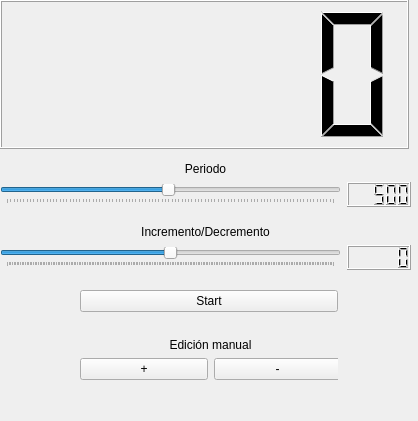
Old version of the form ejemplo1/counterDlg.ui in the repository alfiTH/Robotica_grupo_7.
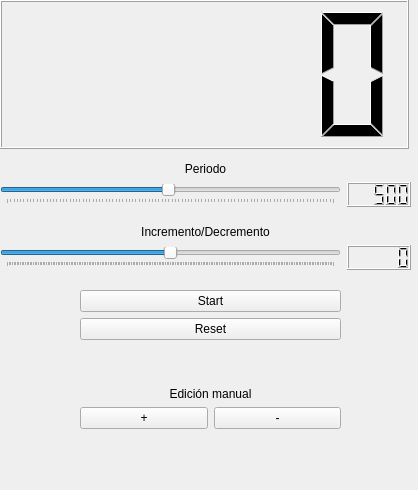
New version of the form.

Commit message: include thread timer

```diff
--- a/ejemplo1/counterDlg.ui
+++ b/ejemplo1/counterDlg.ui
@@ -7,7 +7,7 @@
     <x>0</x>
     <y>0</y>
     <width>418</width>
-    <height>421</height>
+    <height>490</height>
    </rect>
   </property>
   <property name="windowTitle">
@@ -18,8 +18,8 @@
     <rect>
      <x>80</x>
      <y>290</y>
-     <width>258</width>
-     <height>101</height>
+     <width>261</width>
+     <height>151</height>
     </rect>
    </property>
    <layout class="QVBoxLayout" name="layoutControl">
@@ -30,6 +30,13 @@
       </property>
      </widget>
     </item>
+    <item>
+     <widget class="QPushButton" name="Reset">
+      <property name="text">
+       <string>Reset</string>
+      </property>
+     </widget>
+    </item>
     <item>
      <widget class="QWidget" name="widgetManual" native="true">
       <widget class="QWidget" name="verticalLayoutWidget">
@@ -38,7 +45,7 @@
          <x>0</x>
          <y>0</y>
          <width>261</width>
-         <height>62</height>
+         <height>83</height>
         </rect>
        </property>
        <layout class="QVBoxLayout" name="layoutManual">
```
The commit also changes 2 other files.
